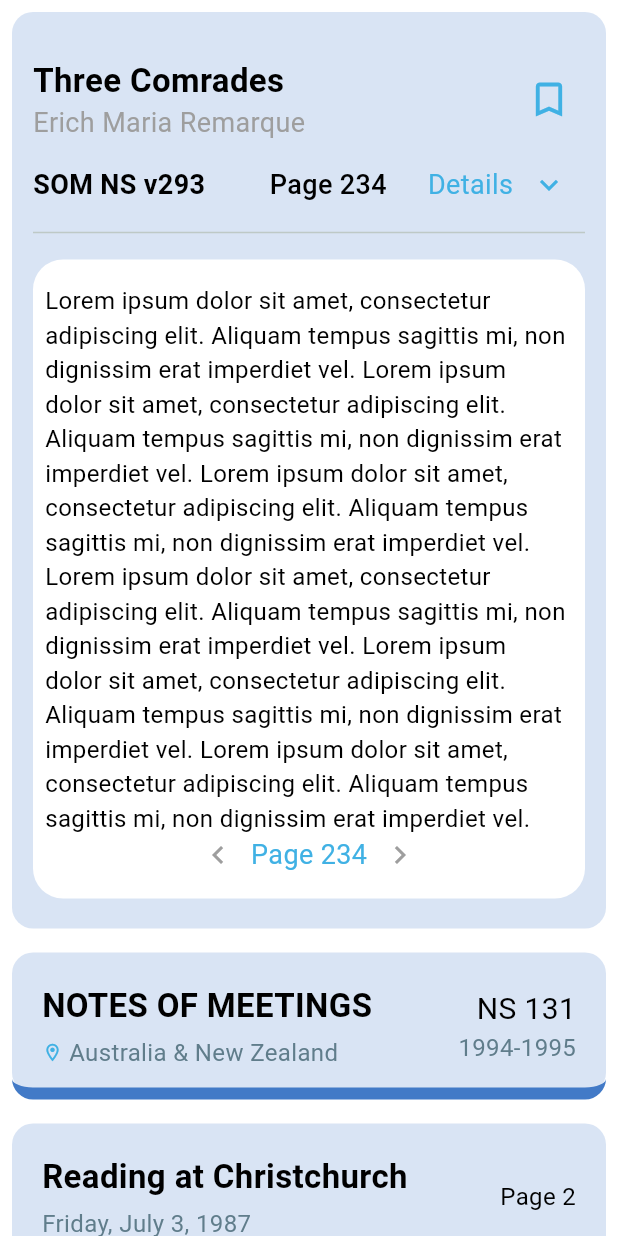
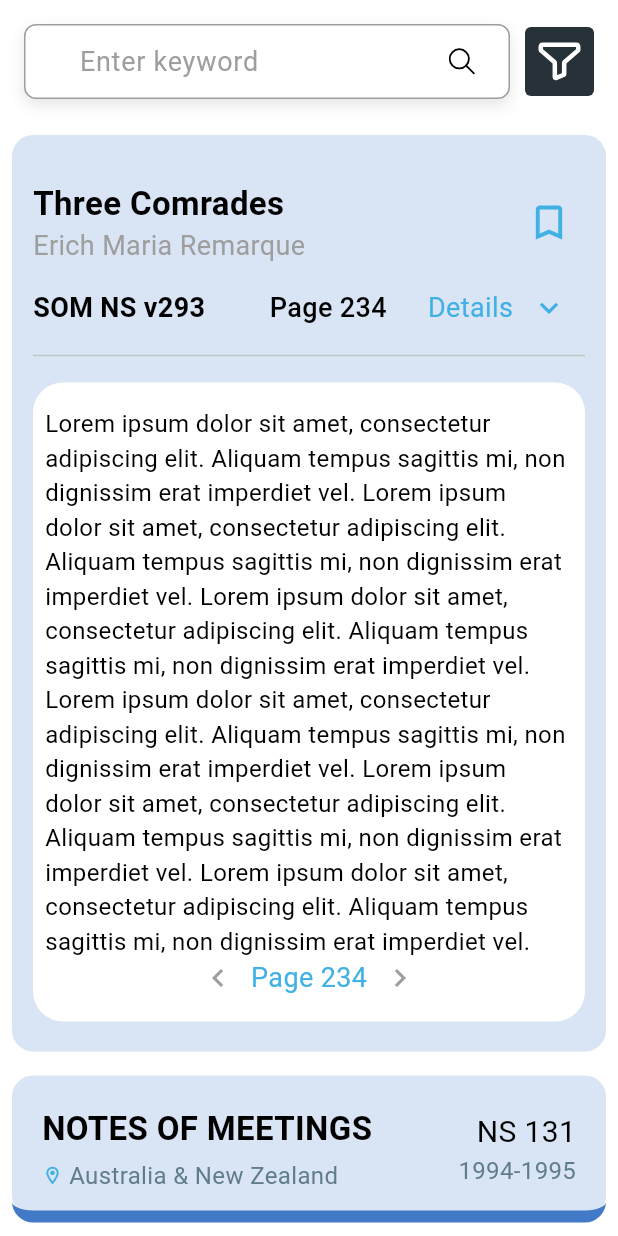
Before and after one commit to toluene5019/test_widgets, a Flutter app: the screen it shows after launch, on a phone screen of 412 x 824 dp. Run offline on Flutter 3.47's test engine with Material 3 defaults, Android fonts, the phone set to English and light mode, and no system bars; our stand-ins replace flutter_svg, share_plus.

Commit message:
wip search

```diff
--- /dev/null
+++ b/lib/widgets/search_widget.dart
@@ -0,0 +1,106 @@
+import 'package:flutter/material.dart';
+import 'package:flutter_svg/flutter_svg.dart';
+
+class SearchWidget extends StatefulWidget {
+  final Function? onSubmit;
+  final Function? onFilterClick;
+
+  const SearchWidget({
+    super.key,
+    required this.onSubmit,
+    required this.onFilterClick,
+  });
+
+  @override
+  State<SearchWidget> createState() => _SearchWidgetState();
+}
+
+bool isFilterActive = false;
+
+class _SearchWidgetState extends State<SearchWidget> {
+  @override
+  Widget build(BuildContext context) {
+    return Container(
+      padding: const EdgeInsets.all(16),
+      child: Column(
+        children: [
+          Row(
+            crossAxisAlignment: CrossAxisAlignment.center,
+            children: [
+              Expanded(
+                child: Container(
+                  padding: const EdgeInsets.symmetric(horizontal: 22.0),
+                  decoration: BoxDecoration(
+                    color: Colors.white,
+                    border: Border.all(color: Colors.grey),
+                    borderRadius: BorderRadius.circular(8.0),
+                    boxShadow: [
+                      BoxShadow(
+                        offset: const Offset(0, 4),
+                        blurRadius: 8,
+                        color: Colors.black.withOpacity(0.10),
+                      ),
+                    ],
+                  ),
+                  child: Row(
+                    children: [
+                      Expanded(
+                        child: TextFormField(
+                          textInputAction: TextInputAction.search,
+                          style: const TextStyle(
+                              fontSize: 18.0, color: Colors.black),
+                          decoration: const InputDecoration(
+                            border: InputBorder.none,
+                            focusedBorder: InputBorder.none,
+                            enabledBorder: InputBorder.none,
+                            errorBorder: InputBorder.none,
+                            disabledBorder: InputBorder.none,
+                            fillColor: Colors.white,
+                            hintText: 'Enter keyword',
+                            hintStyle: TextStyle(color: Colors.grey),
+                            contentPadding: EdgeInsets.only(
+                                left: 14.0, bottom: 8.0, top: 8.0),
+                          ),
+                          onFieldSubmitted: (value) {},
+                        ),
+                      ),
+                      SvgPicture.asset(
+                        "assets/icons/ic_search.svg",
+                        colorFilter: const ColorFilter.mode(
+                            Colors.black, BlendMode.srcIn),
+                        width: 18,
+                        height: 18,
+                      ),
+                    ],
+                  ),
+                ),
+              ),
+              const SizedBox(width: 10),
+              InkWell(
+                child: Container(
+                  padding: const EdgeInsets.all(8),
+                  decoration: BoxDecoration(
+                    color: Colors.blueGrey[900],
+                    borderRadius: BorderRadius.circular(4.0),
+                  ),
+                  child: SvgPicture.asset(
+                    "assets/icons/filter-funnel-01.svg",
+                    colorFilter:
+                        const ColorFilter.mode(Colors.white, BlendMode.srcIn),
+                    width: 30,
+                    height: 30,
+                  ),
+                ),
+                onTap: () {
+                  setState(() {
+                    isFilterActive = !isFilterActive;
+                  });
+                },
+              ),
+            ],
+          )
+        ],
+      ),
+    );
+  }
+}
--- a/lib/widgets_page.dart
+++ b/lib/widgets_page.dart
@@ -6,6 +6,7 @@ import 'package:test_widgets/widgets/content_widget.dart';
 import 'package:test_widgets/widgets/icon_button_widget.dart';
 import 'package:test_widgets/widgets/notes_widget.dart';
 import 'package:test_widgets/widgets/pages_widget.dart';
+import 'package:test_widgets/widgets/search_widget.dart';
 import 'package:test_widgets/widgets/share_text_widget.dart';
 
 class WidgetsPage extends StatelessWidget {
@@ -19,6 +20,11 @@ class WidgetsPage extends StatelessWidget {
         child: SafeArea(
           child: Column(
             children: [
+              SearchWidget(
+                onSubmit: null,
+                onFilterClick: null,
+              ),
+
               ShareTextWidget(
                 bookTitle: 'Three Comrades',
                 authorName: 'Erich Maria Remarque',
--- a/pubspec.yaml
+++ b/pubspec.yaml
@@ -36,6 +36,7 @@ dependencies:
   # Use with the CupertinoIcons class for iOS style icons.
   cupertino_icons: ^1.0.6
   share_plus: ^10.0.2
+  flutter_svg: ^2.0.10+1
 
 dev_dependencies:
   flutter_test:
@@ -58,6 +59,9 @@ flutter:
   # included with your application, so that you can use the icons in
   # the material Icons class.
   uses-material-design: true
+  assets:
+    - assets/
+    - assets/icons/
 
   # To add assets to your application, add an assets section, like this:
   # assets:
```
Also changed, not shown: assets/icons/filter-funnel-01.svg (added), assets/icons/ic_search.svg (added), pubspec.lock.
